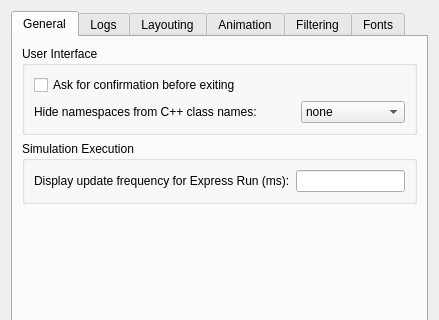
The window that src/qtenv/preferencesdialog.ui (omnetpp/omnetpp) describes before a commit, drawn with Qt 5; both pictures show x 0 to 439 and y 0 to 320 of the 439 by 532 pixel window.
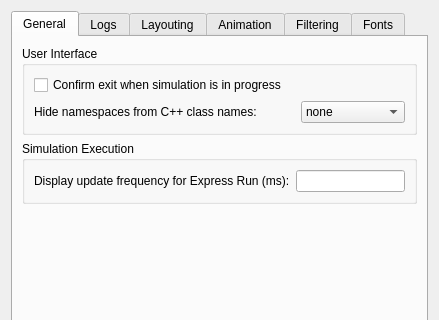
The same window after the commit.

Commit message:
qtenv: Different meaning for quit confirmation. Details below.
- "Ask for confirmation before exiting"
+ "Confirm exit when simulation is in progress"

The simple "Exit? Yes/No" variant was removed.

Diff of the .ui file:
```diff
--- a/src/qtenv/preferencesdialog.ui
+++ b/src/qtenv/preferencesdialog.ui
@@ -43,7 +43,7 @@
           <item>
            <widget class="QCheckBox" name="confirmExit">
             <property name="text">
-             <string>Ask for confirmation before exiting</string>
+             <string>Confirm exit when simulation is in progress</string>
             </property>
            </widget>
           </item>
```
The commit also changes 1 other file.
